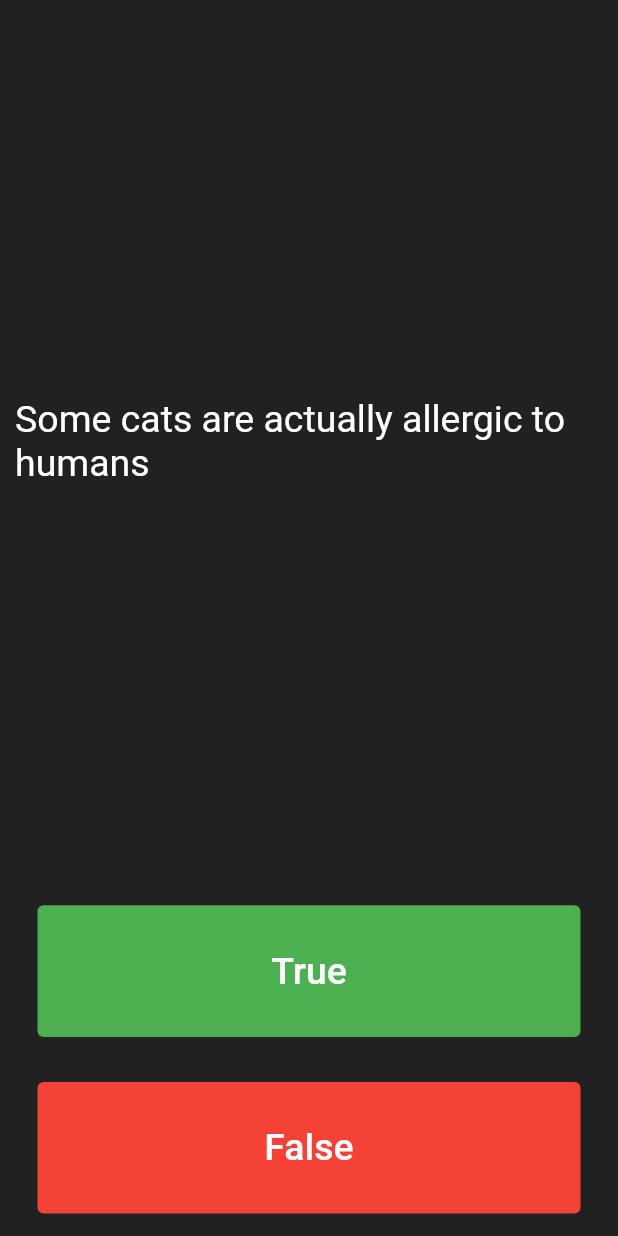
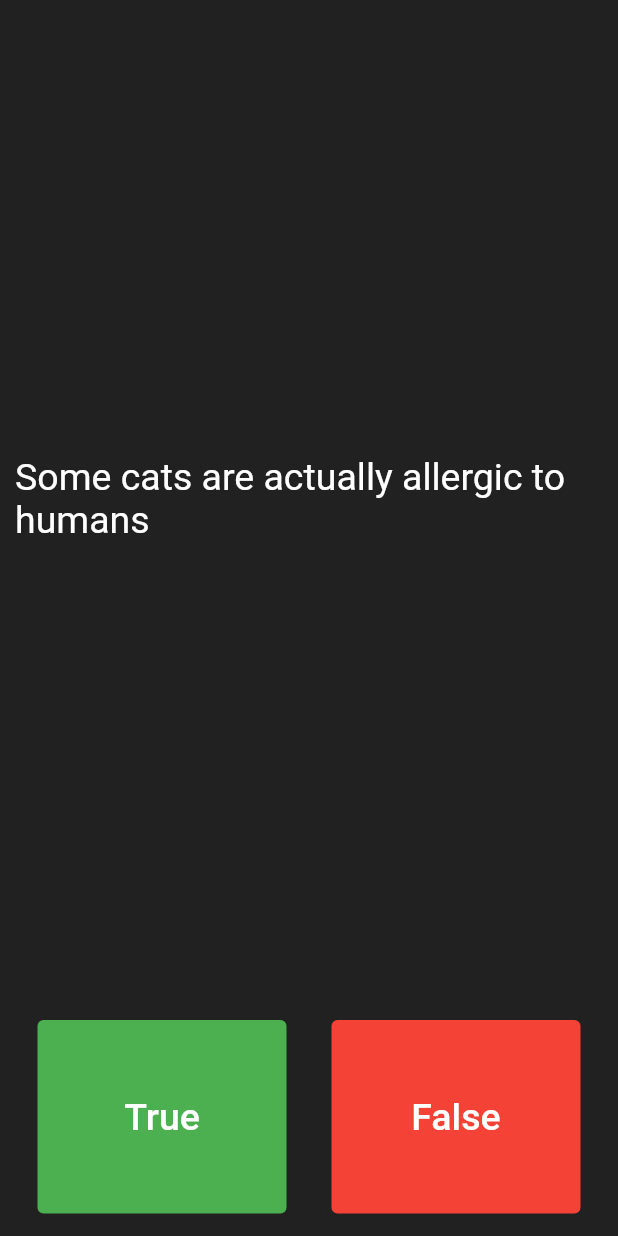
Before and after one commit to richieyoum/quiz_app, a Flutter app: the screen it shows after launch, on a phone screen of 412 x 824 dp. Run offline on Flutter 3.47's test engine with Material 2 defaults, Android fonts, the light colour scheme and no system bars; our stand-ins replace audioplayers, rflutter_alert.

Commit message:
Make the buttons expanded columns instead of rows

```diff
--- a/lib/main.dart
+++ b/lib/main.dart
@@ -3,7 +3,7 @@ import 'package:quiz_app/questionList.dart';
 import 'package:rflutter_alert/rflutter_alert.dart';
 import 'package:quiz_app/playSound.dart';
 
-//TODO: Make true / false expanded columns instead of rows, and move scores to top
+//TODO: Dedicate space for scores at start instead of pushing up everything
 //TODO: Add timer; when time runs out it's considered incorrect and move on
 //TODO: Add speedy background music
 //TODO: Make start screen instead of going straight into the quiz
@@ -81,7 +81,6 @@ class _QuizPageState extends State<QuizPage> {
       crossAxisAlignment: CrossAxisAlignment.stretch,
       children: [
         Expanded(
-          flex: 5,
           child: Center(
             child: Text(
               questionList.getQuestionText(),
@@ -89,11 +88,16 @@ class _QuizPageState extends State<QuizPage> {
             ),
           ),
         ),
+        Row(
+          children: [
             Expanded(
               child: Padding(
                 padding: const EdgeInsets.all(15.0),
                 child: TextButton(
-                style: TextButton.styleFrom(backgroundColor: Colors.green),
+                    style: TextButton.styleFrom(
+                        backgroundColor: Colors.green,
+                        padding: EdgeInsets.symmetric(
+                            vertical: 50.0, horizontal: 30.0)),
                     onPressed: () {
                       setState(() {
                         if (!questionList.isFinished()) {
@@ -117,7 +121,10 @@ class _QuizPageState extends State<QuizPage> {
               child: Padding(
                 padding: const EdgeInsets.all(15.0),
                 child: TextButton(
-                style: TextButton.styleFrom(backgroundColor: Colors.red),
+                    style: TextButton.styleFrom(
+                        backgroundColor: Colors.red,
+                        padding: EdgeInsets.symmetric(
+                            vertical: 50.0, horizontal: 30.0)),
                     onPressed: () {
                       setState(() {
                         if (!questionList.isFinished()) {
@@ -136,6 +143,8 @@ class _QuizPageState extends State<QuizPage> {
                       style: TextStyle(color: Colors.white, fontSize: 25),
                     )),
               ),
+            )
+          ],
         ),
         Row(
           children: scores,
```
Lines whose indentation alone changed are shown as unchanged.
